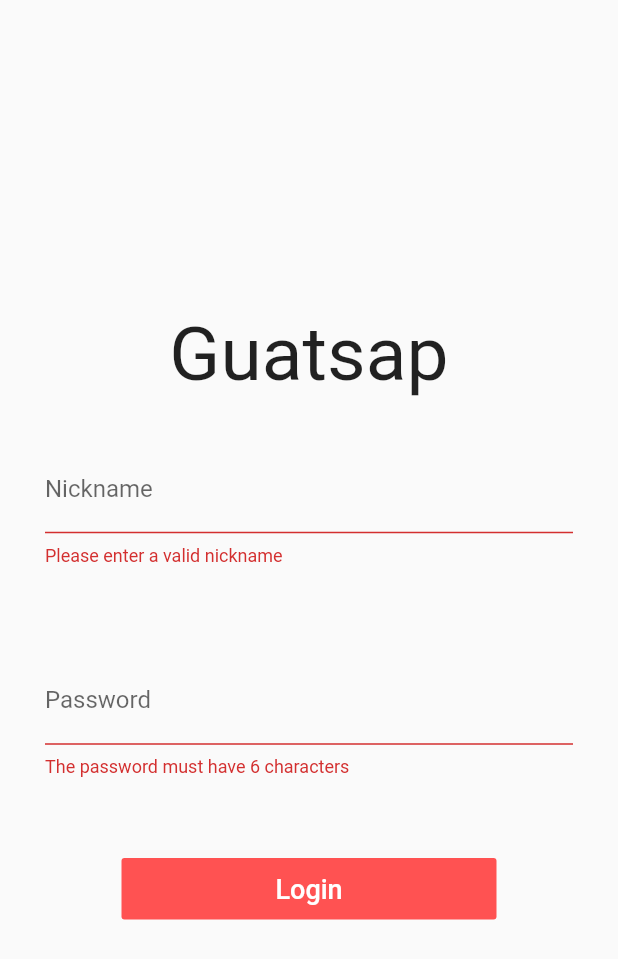
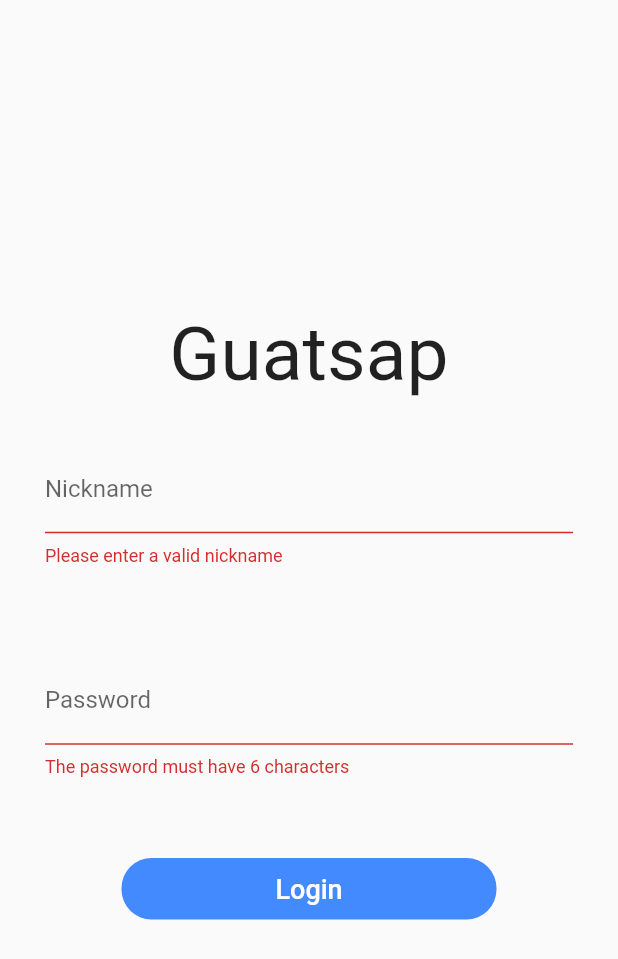
Before and after one commit to perezpefaur/app-con-api, a Flutter app: the screen it shows after launch, after a tap on "Login", on a phone screen of 412 x 824 dp. Shown: the top 959 px of the screen. Run offline on Flutter 3.47's test engine with Material 2 defaults, Android fonts, the phone set to English and light mode, and no system bars.

Commit message:
:unlock: Log in listo

```diff
--- a/frontend/test_app/lib/screens/login_screen.dart
+++ b/frontend/test_app/lib/screens/login_screen.dart
@@ -1,5 +1,6 @@
 import 'package:flutter/cupertino.dart';
 import 'package:flutter/material.dart';
+import 'package:test_app/screens/home_screen.dart';
 
 class LoginScreen extends StatefulWidget {
   @override
@@ -12,8 +13,14 @@ class _LoginScreenState extends State<LoginScreen> {
 
   _submit() {
     // Acá estamos revisando el input del usuario
-    if (_formKey.currentState.validate()){
+    if (_formKey.currentState.validate()) {
       _formKey.currentState.save();
+      Navigator.push(
+        context,
+        MaterialPageRoute(
+          builder: (_) => HomeScreen(),
+        ),
+      );
     }
   }
 
@@ -64,8 +71,11 @@ class _LoginScreenState extends State<LoginScreen> {
                   Container(
                     width: 250.0,
                     child: FlatButton(
+                      shape: RoundedRectangleBorder(
+                        borderRadius: BorderRadius.circular(20.0),
+                      ),
                       onPressed: _submit,
-                      color: Colors.redAccent,
+                      color: Theme.of(context).primaryColor,
                       padding: EdgeInsets.all(10.0),
                       child: Text(
                         'Login',
--- a/frontend/test_app/lib/widgets/recent_chats.dart
+++ b/frontend/test_app/lib/widgets/recent_chats.dart
@@ -57,6 +57,7 @@ class RecentsChats extends StatelessWidget {
                         children: <Widget>[
                           CircleAvatar(
                             radius: 35.0,
+                            backgroundColor: Colors.blueGrey,
                           ),
                           SizedBox(
                             width: 10.0,
@@ -109,7 +110,7 @@ class RecentsChats extends StatelessWidget {
                                   width: 40.0,
                                   height: 20.0,
                                   decoration: BoxDecoration(
-                                    color: Theme.of(context).primaryColor,
+                                    color: Colors.redAccent,
                                     borderRadius: BorderRadius.circular(30.0),
                                   ),
                                   alignment: Alignment.center,
--- a/frontend/test_app/lib/widgets/rooms_favoritas.dart
+++ b/frontend/test_app/lib/widgets/rooms_favoritas.dart
@@ -58,6 +58,7 @@ class RoomsFavoritas extends StatelessWidget {
                         children: <Widget>[
                           CircleAvatar(
                             radius: 35.0,
+                            backgroundColor: Colors.blueGrey,
                           ),
                           SizedBox(height: 6.0,),
                           Text(
```
Also changed, not shown: frontend/test_app/lib/main.dart (+86 -0 lines).
